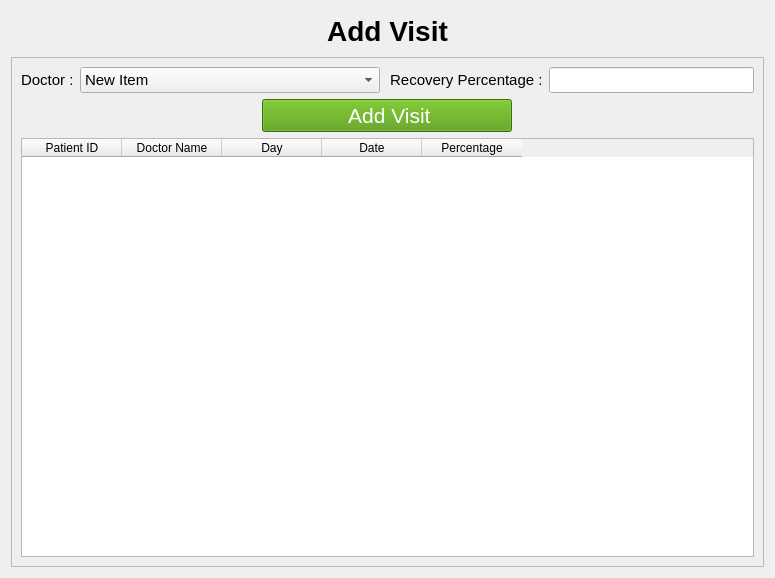
khaledabotaleb/active-application, file ui/addvisit.ui: the form before one commit.
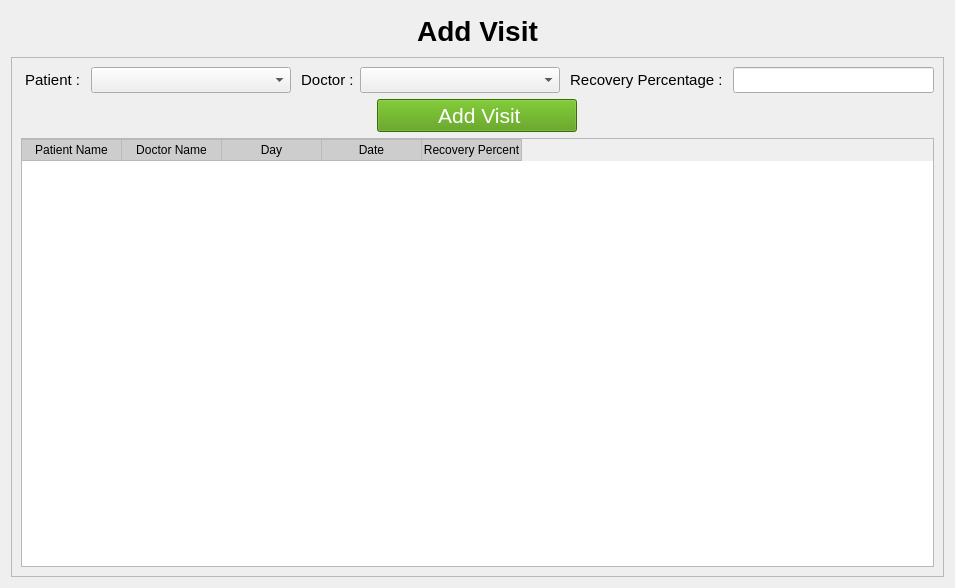
The form after the commit. Icons and pictures are not drawn.

Commit message: add new changes for visit and patient

What changed in the file:
```diff
--- a/ui/addvisit.ui
+++ b/ui/addvisit.ui
@@ -6,8 +6,8 @@
    <rect>
     <x>0</x>
     <y>0</y>
-    <width>775</width>
-    <height>578</height>
+    <width>955</width>
+    <height>588</height>
    </rect>
   </property>
   <property name="windowTitle">
@@ -60,8 +60,8 @@
        <rect>
         <x>0</x>
         <y>0</y>
-        <width>751</width>
-        <height>496</height>
+        <width>931</width>
+        <height>506</height>
        </rect>
       </property>
       <layout class="QVBoxLayout" name="verticalLayout_2">
@@ -78,7 +78,7 @@
               </size>
              </property>
              <property name="text">
-              <string>Doctor :</string>
+              <string> Patient : </string>
              </property>
             </widget>
            </item>
@@ -86,7 +86,7 @@
             <widget class="QComboBox" name="comboBox">
              <property name="minimumSize">
               <size>
-               <width>300</width>
+               <width>200</width>
                <height>1</height>
               </size>
              </property>
@@ -96,37 +96,34 @@
                <height>16777215</height>
               </size>
              </property>
-             <item>
-              <property name="text">
-               <string>New Item</string>
-              </property>
-             </item>
-             <item>
-              <property name="text">
-               <string>New Item</string>
-              </property>
-             </item>
-             <item>
-              <property name="text">
-               <string>New Item</string>
-              </property>
-             </item>
-             <item>
-              <property name="text">
-               <string>New Item</string>
-              </property>
-             </item>
             </widget>
            </item>
            <item>
             <widget class="QLabel" name="label">
              <property name="text">
-              <string> Recovery Percentage :</string>
+              <string> Doctor :</string>
              </property>
             </widget>
            </item>
            <item>
-            <widget class="QLineEdit" name="lineEdit"/>
+            <widget class="QComboBox" name="doctor_comboBox">
+             <property name="minimumSize">
+              <size>
+               <width>200</width>
+               <height>1</height>
+              </size>
+             </property>
+            </widget>
+           </item>
+           <item>
+            <widget class="QLabel" name="label_3">
+             <property name="text">
+              <string> Recovery Percentage : </string>
+             </property>
+            </widget>
+           </item>
+           <item>
+            <widget class="QLineEdit" name="percentage_lineEdit"/>
            </item>
           </layout>
          </item>
@@ -138,8 +135,8 @@
           <widget class="QPushButton" name="addrecord">
            <property name="maximumSize">
             <size>
-             <width>250</width>
-             <height>45</height>
+             <width>200</width>
+             <height>40</height>
             </size>
            </property>
            <property name="font">
@@ -165,11 +162,20 @@
          <item>
           <widget class="QTableWidget" name="tableWidget">
            <property name="styleSheet">
-            <string notr="true">border-color: rgb(152, 152, 152);</string>
+            <string notr="true">QHeaderView::section{
+text-align:center;
+background:#CDCDCD;
+padding:1px;
+margin:0px;
+color:#000;
+border:1px solid #BABABA;
+border-left-width:0;
+font-size: 9pt;
+}</string>
            </property>
            <column>
             <property name="text">
-             <string>Patient ID</string>
+             <string>Patient Name</string>
             </property>
            </column>
            <column>
@@ -189,7 +195,7 @@
            </column>
            <column>
             <property name="text">
-             <string>Percentage</string>
+             <string>Recovery Percent</string>
             </property>
            </column>
           </widget>
```
Left out of the diff: 4 changed lines with no effect on the pictures. The commit also changes 11 other files.
